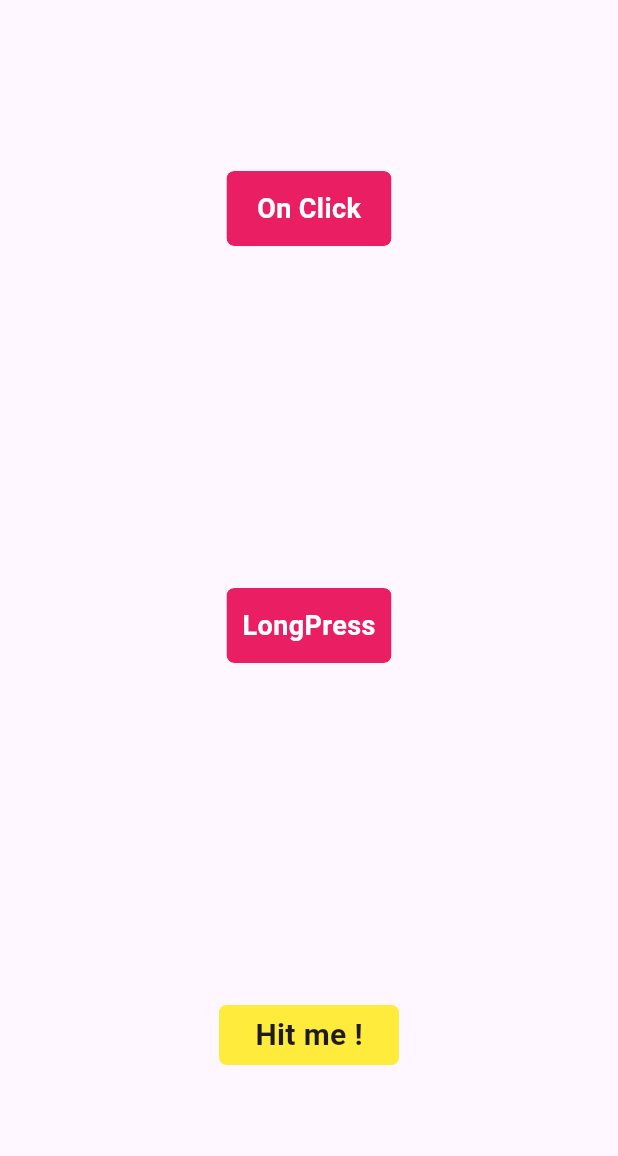
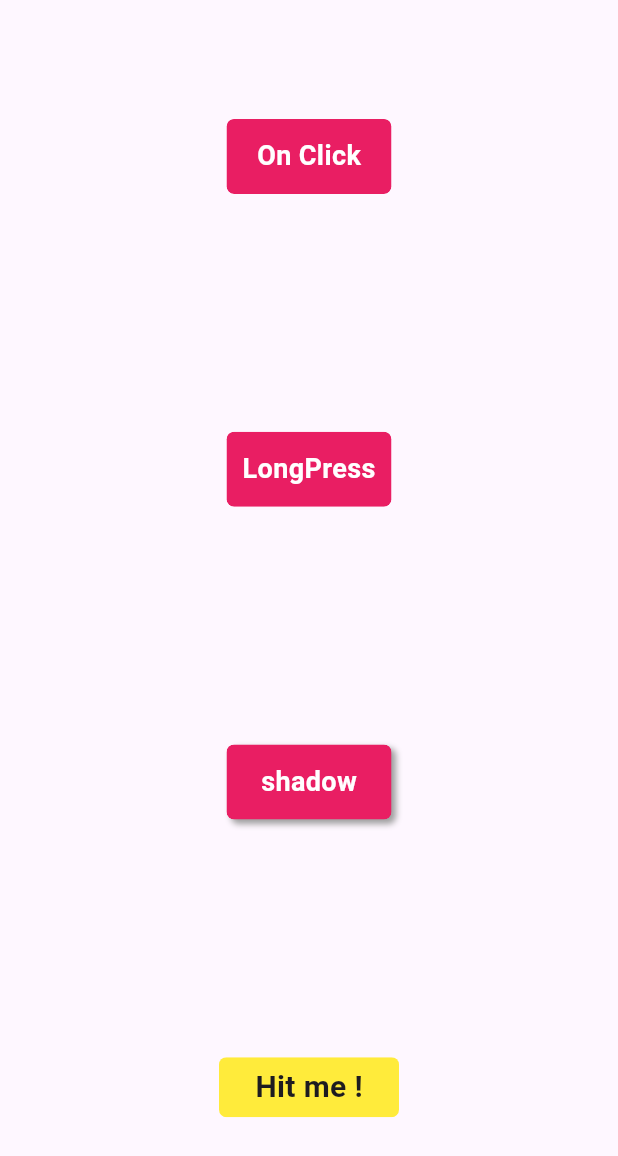
Before and after one commit to presswink/flutter_touch_ripple_effect, a Flutter app: the screen it shows after launch, on a phone screen of 412 x 824 dp. Shown: the top 1156 px of the screen. Run offline on Flutter 3.47's test engine with Material 3 defaults, Android fonts, the phone set to English and light mode, and no system bars.

Commit message:
shadow property not working issue fixed

```diff
--- a/example/lib/main.dart
+++ b/example/lib/main.dart
@@ -61,6 +61,27 @@ class _MyAppState extends State<MyApp> {
                 )
             ),
 
+            // longPress button
+
+            TouchRippleEffect(
+              shadow: [
+                BoxShadow(color: Colors.grey, blurRadius: 3, offset: Offset(3, 3))
+              ],
+                borderRadius: _helloRadius,
+                rippleColor: Colors.white60,
+                onTap: () {
+                  print("adi !");
+                },
+                child: Container(
+                  width: 110,
+                  height: 50,
+                  alignment: Alignment.center,
+                  decoration: BoxDecoration(
+                      color: Colors.pink, borderRadius: _helloRadius),
+                  child: Text("shadow", style: TextStyle(fontSize: 18, fontWeight: FontWeight.bold, color: Colors.white),),
+                )
+            ),
+
             // touch Feedback effect implemented.
             TouchFeedback(
               onTap: () {
--- a/lib/src/touch_ripple_effect.dart
+++ b/lib/src/touch_ripple_effect.dart
@@ -238,6 +238,9 @@ class _TouchRippleEffectState extends State<TouchRippleEffect>
 
           // borderRadius of container if user passed
           borderRadius: widget.borderRadius,
+
+          // shadow adding
+          boxShadow: widget.shadow
         ),
         child: Stack(
           textDirection: TextDirection.ltr,
--- a/pubspec.yaml
+++ b/pubspec.yaml
@@ -1,6 +1,6 @@
 name: touch_ripple_effect
 description: A new flutter package for any flutter widgets to add touch ripple effect and touch feedback effect.
-version: 2.5.0
+version: 2.5.1
 homepage: https://github.com/presswink/flutter_touch_ripple_effect
 
 environment:
```
Also changed, not shown: 1 other file.
